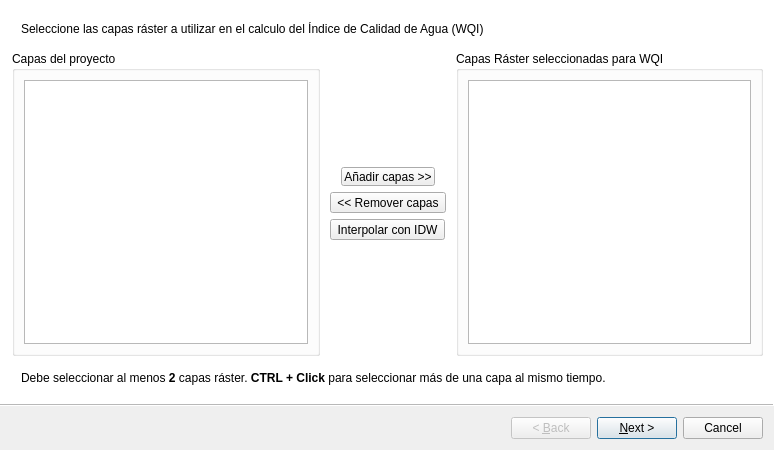
Before: the Qt Designer form wqi_plugin_wizard_base.ui in marcelomolas/wqi_calculator, drawn with Qt 5.
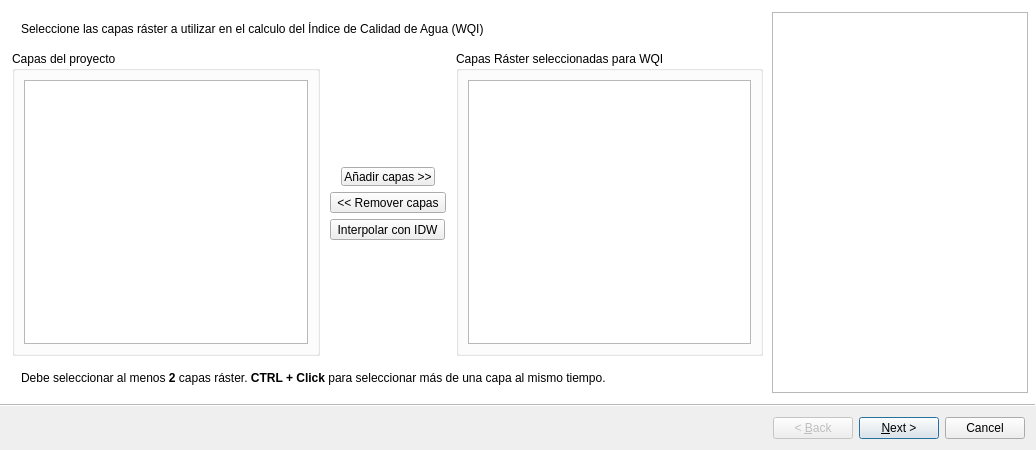
After: the same form once the commit is applied. Custom widgets are drawn as their Qt base class.

Commit message: Added selectable parameter in aditional data table

Diff of the .ui file:
```diff
--- a/wqi_plugin_wizard_base.ui
+++ b/wqi_plugin_wizard_base.ui
@@ -6,7 +6,7 @@
    <rect>
     <x>0</x>
     <y>0</y>
-    <width>774</width>
+    <width>1036</width>
     <height>450</height>
    </rect>
   </property>
@@ -200,6 +200,22 @@
      </item>
     </layout>
    </widget>
+   <widget class="QColumnView" name="columnView">
+    <property name="geometry">
+     <rect>
+      <x>770</x>
+      <y>10</y>
+      <width>256</width>
+      <height>381</height>
+     </rect>
+    </property>
+    <property name="verticalScrollBarPolicy">
+     <enum>Qt::ScrollBarAlwaysOff</enum>
+    </property>
+    <property name="resizeGripsVisible">
+     <bool>true</bool>
+    </property>
+   </widget>
   </widget>
   <widget class="QWizardPage" name="DatosAdicionalesPage">
    <property name="maximumSize">
```
Left out of the diff: 8 changed lines with no effect on the pictures. The commit also changes 1 other file.
